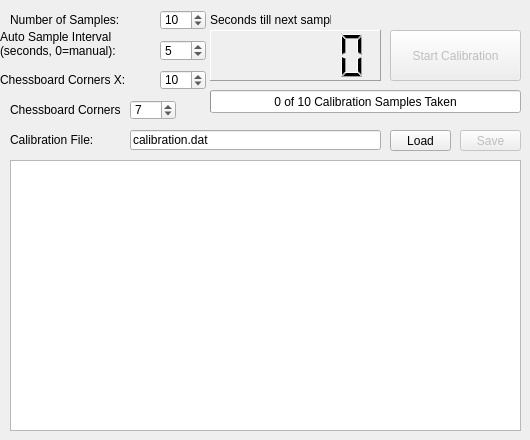
Before: the Qt Designer form opencvstereovision-read-only/mainwindow.ui in kristinnts11/opencv-stereo-vision, drawn with Qt 5.
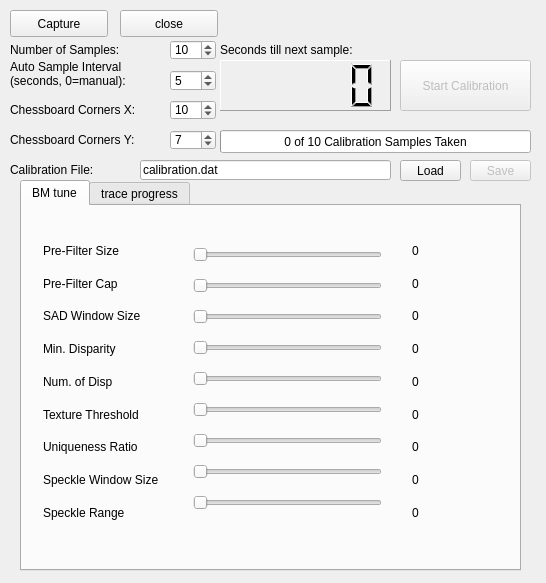
After: the same form once the commit is applied.

Commit message: inprogress to use BM TUNE

Diff of the .ui file:
```diff
--- a/opencvstereovision-read-only/mainwindow.ui
+++ b/opencvstereovision-read-only/mainwindow.ui
@@ -6,8 +6,8 @@
    <rect>
     <x>0</x>
     <y>0</y>
-    <width>530</width>
-    <height>440</height>
+    <width>546</width>
+    <height>583</height>
    </rect>
   </property>
   <property name="sizePolicy">
@@ -26,36 +26,14 @@
    <string>Stereo Calibration</string>
   </property>
   <widget class="QWidget" name="centralWidget">
-   <widget class="QPlainTextEdit" name="plainTextEditTrace">
-    <property name="geometry">
-     <rect>
-      <x>10</x>
-      <y>160</y>
-      <width>511</width>
-      <height>271</height>
-     </rect>
-    </property>
-    <property name="sizePolicy">
-     <sizepolicy hsizetype="Expanding" vsizetype="Expanding">
-      <horstretch>0</horstretch>
-      <verstretch>0</verstretch>
-     </sizepolicy>
-    </property>
-    <property name="readOnly">
-     <bool>true</bool>
-    </property>
-    <property name="maximumBlockCount">
-     <number>1000</number>
-    </property>
-   </widget>
    <widget class="QPushButton" name="pushButtonCalibrate">
     <property name="enabled">
      <bool>false</bool>
     </property>
     <property name="geometry">
      <rect>
-      <x>390</x>
-      <y>30</y>
+      <x>400</x>
+      <y>60</y>
       <width>131</width>
       <height>51</height>
      </rect>
@@ -67,8 +45,8 @@
    <widget class="QSpinBox" name="spinBoxSampleCount">
     <property name="geometry">
      <rect>
-      <x>160</x>
-      <y>10</y>
+      <x>170</x>
+      <y>40</y>
       <width>46</width>
       <height>20</height>
      </rect>
@@ -84,7 +62,7 @@
     <property name="geometry">
      <rect>
       <x>10</x>
-      <y>10</y>
+      <y>40</y>
       <width>111</width>
       <height>20</height>
      </rect>
@@ -96,8 +74,8 @@
    <widget class="QLabel" name="label_2">
     <property name="geometry">
      <rect>
-      <x>0</x>
-      <y>30</y>
+      <x>10</x>
+      <y>60</y>
       <width>151</width>
       <height>41</height>
      </rect>
@@ -115,8 +93,8 @@
    <widget class="QSpinBox" name="spinBoxInterval">
     <property name="geometry">
      <rect>
-      <x>160</x>
-      <y>40</y>
+      <x>170</x>
+      <y>70</y>
       <width>46</width>
       <height>21</height>
      </rect>
@@ -131,8 +109,8 @@
    <widget class="QLabel" name="label_3">
     <property name="geometry">
      <rect>
-      <x>0</x>
-      <y>70</y>
+      <x>10</x>
+      <y>100</y>
       <width>151</width>
       <height>20</height>
      </rect>
@@ -145,20 +123,20 @@
     <property name="geometry">
      <rect>
       <x>10</x>
-      <y>100</y>
-      <width>111</width>
+      <y>130</y>
+      <width>151</width>
       <height>20</height>
      </rect>
     </property>
     <property name="text">
-     <string>Chessboard Corners X:</string>
+     <string>Chessboard Corners Y:</string>
     </property>
    </widget>
    <widget class="QSpinBox" name="spinBoxCornersX">
     <property name="geometry">
      <rect>
-      <x>160</x>
-      <y>70</y>
+      <x>170</x>
+      <y>100</y>
       <width>46</width>
       <height>20</height>
      </rect>
@@ -173,8 +151,8 @@
    <widget class="QSpinBox" name="spinBoxCornersY">
     <property name="geometry">
      <rect>
-      <x>130</x>
-      <y>100</y>
+      <x>170</x>
+      <y>130</y>
       <width>46</width>
       <height>20</height>
      </rect>
@@ -190,7 +168,7 @@
     <property name="geometry">
      <rect>
       <x>10</x>
-      <y>130</y>
+      <y>160</y>
       <width>111</width>
       <height>20</height>
      </rect>
@@ -202,8 +180,8 @@
    <widget class="QLineEdit" name="lineEditFilename">
     <property name="geometry">
      <rect>
-      <x>130</x>
-      <y>130</y>
+      <x>140</x>
+      <y>160</y>
       <width>251</width>
       <height>20</height>
      </rect>
@@ -218,8 +196,8 @@
     </property>
     <property name="geometry">
      <rect>
-      <x>390</x>
-      <y>130</y>
+      <x>400</x>
+      <y>160</y>
       <width>61</width>
       <height>21</height>
      </rect>
@@ -234,8 +212,8 @@
     </property>
     <property name="geometry">
      <rect>
-      <x>460</x>
-      <y>130</y>
+      <x>470</x>
+      <y>160</y>
       <width>61</width>
       <height>21</height>
      </rect>
@@ -247,9 +225,9 @@
    <widget class="QLabel" name="labelSampleTimeout">
     <property name="geometry">
      <rect>
-      <x>210</x>
-      <y>10</y>
-      <width>121</width>
+      <x>220</x>
+      <y>40</y>
+      <width>181</width>
       <height>20</height>
      </rect>
     </property>
@@ -260,8 +238,8 @@
    <widget class="QProgressBar" name="progressBar">
     <property name="geometry">
      <rect>
-      <x>210</x>
-      <y>90</y>
+      <x>220</x>
+      <y>130</y>
       <width>311</width>
       <height>23</height>
      </rect>
@@ -279,8 +257,8 @@
    <widget class="QLCDNumber" name="lcdNumber">
     <property name="geometry">
      <rect>
-      <x>210</x>
-      <y>30</y>
+      <x>220</x>
+      <y>60</y>
       <width>171</width>
       <height>51</height>
      </rect>
@@ -301,6 +279,314 @@
      <enum>QLCDNumber::Filled</enum>
     </property>
    </widget>
+   <widget class="QPushButton" name="CaptureButton">
+    <property name="geometry">
+     <rect>
+      <x>10</x>
+      <y>10</y>
+      <width>98</width>
+      <height>27</height>
+     </rect>
+    </property>
+    <property name="text">
+     <string>Capture</string>
+    </property>
+   </widget>
+   <widget class="QPushButton" name="CloseButton">
+    <property name="geometry">
+     <rect>
+      <x>120</x>
+      <y>10</y>
+      <width>98</width>
+      <height>27</height>
+     </rect>
+    </property>
+    <property name="text">
+     <string>close</string>
+    </property>
+   </widget>
+   <widget class="QTabWidget" name="tabWidget">
+    <property name="geometry">
+     <rect>
+      <x>20</x>
+      <y>180</y>
+      <width>501</width>
+      <height>391</height>
+     </rect>
+    </property>
+    <property name="currentIndex">
+     <number>0</number>
+    </property>
+    <widget class="QWidget" name="tab">
+     <attribute name="title">
+      <string>BM tune</string>
+     </attribute>
+     <widget class="QWidget" name="verticalLayoutWidget">
+      <property name="geometry">
+       <rect>
+        <x>160</x>
+        <y>20</y>
+        <width>211</width>
+        <height>311</height>
+       </rect>
+      </property>
+      <layout class="QVBoxLayout" name="verticalLayout_2">
+       <item>
+        <widget class="QSlider" name="horizontalSlider">
+         <property name="minimum">
+          <number>5</number>
+         </property>
+         <property name="maximum">
+          <number>255</number>
+         </property>
+         <property name="singleStep">
+          <number>2</number>
+         </property>
+         <property name="orientation">
+          <enum>Qt::Horizontal</enum>
+         </property>
+        </widget>
+       </item>
+       <item>
+        <widget class="QSlider" name="horizontalSlider_2">
+         <property name="orientation">
+          <enum>Qt::Horizontal</enum>
+         </property>
+        </widget>
+       </item>
+       <item>
+        <widget class="QSlider" name="horizontalSlider_3">
+         <property name="orientation">
+          <enum>Qt::Horizontal</enum>
+         </property>
+        </widget>
+       </item>
+       <item>
+        <widget class="QSlider" name="horizontalSlider_4">
+         <property name="orientation">
+          <enum>Qt::Horizontal</enum>
+         </property>
+        </widget>
+       </item>
+       <item>
+        <widget class="QSlider" name="horizontalSlider_5">
+         <property name="orientation">
+          <enum>Qt::Horizontal</enum>
+         </property>
+        </widget>
+       </item>
+       <item>
+        <widget class="QSlider" name="horizontalSlider_6">
+         <property name="orientation">
+          <enum>Qt::Horizontal</enum>
+         </property>
+        </widget>
+       </item>
+       <item>
+        <widget class="QSlider" name="horizontalSlider_7">
+         <property name="orientation">
+          <enum>Qt::Horizontal</enum>
+         </property>
+        </widget>
+       </item>
+       <item>
+        <widget class="QSlider" name="horizontalSlider_8">
+         <property name="orientation">
+          <enum>Qt::Horizontal</enum>
+         </property>
+        </widget>
+       </item>
+       <item>
+        <widget class="QSlider" name="horizontalSlider_9">
+         <property name="orientation">
+          <enum>Qt::Horizontal</enum>
+         </property>
+        </widget>
+       </item>
+      </layout>
+     </widget>
+     <widget class="QWidget" name="verticalLayoutWidget_2">
+      <property name="geometry">
+       <rect>
+        <x>10</x>
+        <y>20</y>
+        <width>143</width>
+        <height>311</height>
+       </rect>
+      </property>
+      <layout class="QVBoxLayout" name="verticalLayout_3">
+       <item>
+        <widget class="QLabel" name="label_5">
+         <property name="text">
+          <string>Pre-Filter Size</string>
+         </property>
+        </widget>
+       </item>
+       <item>
+        <widget class="QLabel" name="label_6">
+         <property name="text">
+          <string>Pre-Filter Cap</string>
+         </property>
+        </widget>
+       </item>
+       <item>
+        <widget class="QLabel" name="label_7">
+         <property name="text">
+          <string>SAD Window Size</string>
+         </property>
+        </widget>
+       </item>
+       <item>
+        <widget class="QLabel" name="label_8">
+         <property name="text">
+          <string>Min. Disparity</string>
+         </property>
+        </widget>
+       </item>
+       <item>
+        <widget class="QLabel" name="label_9">
+         <property name="text">
+          <string>Num. of Disp</string>
+         </property>
+        </widget>
+       </item>
+       <item>
+        <widget class="QLabel" name="label_10">
+         <property name="text">
+          <string>Texture Threshold</string>
+         </property>
+        </widget>
+       </item>
+       <item>
+        <widget class="QLabel" name="label_11">
+         <property name="text">
+          <string>Uniqueness Ratio</string>
+         </property>
+        </widget>
+       </item>
+       <item>
+        <widget class="QLabel" name="label_12">
+         <property name="text">
+          <string>Speckle Window Size</string>
+         </property>
+        </widget>
+       </item>
+       <item>
+        <widget class="QLabel" name="label_13">
+         <property name="text">
+          <string>Speckle Range</string>
+         </property>
+        </widget>
+       </item>
+      </layout>
+     </widget>
+     <widget class="QWidget" name="verticalLayoutWidget_3">
+      <property name="geometry">
+       <rect>
+        <x>379</x>
+        <y>20</y>
+        <width>111</width>
+        <height>311</height>
+       </rect>
+      </property>
+      <layout class="QVBoxLayout" name="verticalLayout_4">
+       <item>
+        <widget class="QLabel" name="label_14">
+         <property name="text">
+          <string>0</string>
+         </property>
+        </widget>
+       </item>
+       <item>
+        <widget class="QLabel" name="label_15">
+         <property name="text">
+          <string>0</string>
+         </property>
+        </widget>
+       </item>
+       <item>
+        <widget class="QLabel" name="label_16">
+         <property name="text">
+          <string>0</string>
+         </property>
+        </widget>
+       </item>
+       <item>
+        <widget class="QLabel" name="label_17">
+         <property name="text">
+          <string>0</string>
+         </property>
+        </widget>
+       </item>
+       <item>
+        <widget class="QLabel" name="label_18">
+         <property name="text">
+          <string>0</string>
+         </property>
+        </widget>
+       </item>
+       <item>
+        <widget class="QLabel" name="label_19">
+         <property name="text">
+          <string>0</string>
+         </property>
+        </widget>
+       </item>
+       <item>
+        <widget class="QLabel" name="label_20">
+         <property name="text">
+          <string>0</string>
+         </property>
+        </widget>
+       </item>
+       <item>
+        <widget class="QLabel" name="label_21">
+         <property name="text">
+          <string>0</string>
+         </property>
+        </widget>
+       </item>
+       <item>
+        <widget class="QLabel" name="label_22">
+         <property name="text">
+          <string>0</string>
+         </property>
+        </widget>
+       </item>
+      </layout>
+     </widget>
+    </widget>
+    <widget class="QWidget" name="tab_2">
+     <attribute name="title">
+      <string>trace progress</string>
+     </attribute>
+     <widget class="QPlainTextEdit" name="plainTextEditTrace">
+      <property name="geometry">
+       <rect>
+        <x>10</x>
+        <y>10</y>
+        <width>471</width>
+        <height>331</height>
+       </rect>
+      </property>
+      <property name="sizePolicy">
+       <sizepolicy hsizetype="Expanding" vsizetype="Expanding">
+        <horstretch>0</horstretch>
+        <verstretch>0</verstretch>
+       </sizepolicy>
+      </property>
+      <property name="readOnly">
+       <bool>true</bool>
+      </property>
+      <property name="maximumBlockCount">
+       <number>1000</number>
+      </property>
+     </widget>
+     <zorder>plainTextEditTrace</zorder>
+     <zorder>plainTextEditTrace</zorder>
+     <zorder>plainTextEditTrace</zorder>
+    </widget>
+   </widget>
   </widget>
  </widget>
  <layoutdefault spacing="6" margin="11"/>
```
Left out of the diff: 170 changed lines with no effect on the pictures. The commit also changes 9 other files.
